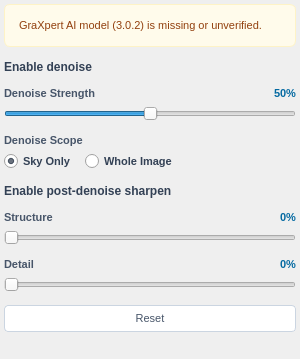
This is src/startrails/ui/step_finish_starless.ui in gkyle/startrails as Qt 5 draws it before an edit. The edited form follows.
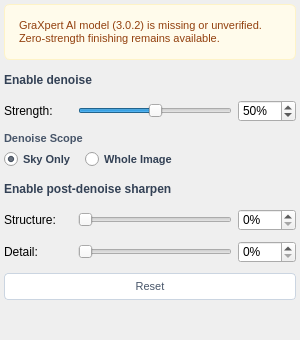
This is the edited form. Icons and pictures are not drawn. Custom widgets are drawn as their Qt base class.

Diff of the .ui file:
```diff
--- a/src/startrails/ui/step_finish_starless.ui
+++ b/src/startrails/ui/step_finish_starless.ui
@@ -22,16 +22,11 @@
     font-size: 11px;
     line-height: 1.3;
 }
-QLabel#lbl_strength_title, QLabel#lbl_scope_title, QLabel#lbl_structure_title, QLabel#lbl_detail_title {
+QLabel#lbl_scope_title {
     font-size: 11px;
     font-weight: 600;
     color: #475569;
 }
-QLabel#lbl_strength_value, QLabel#lbl_structure_value, QLabel#lbl_detail_value {
-    font-size: 11px;
-    font-weight: 600;
-    color: #0369a1;
-}
 QRadioButton {
     font-size: 11px;
     color: #334155;
@@ -183,49 +178,46 @@
     </layout>
    </item>
    <item>
-    <widget class="QWidget" name="strength_container" native="true">
-     <layout class="QVBoxLayout" name="strength_layout">
+    <layout class="QHBoxLayout" name="strength_row">
       <property name="spacing">
-       <number>4</number>
-      </property>
-      <property name="leftMargin">
-       <number>0</number>
-      </property>
-      <property name="topMargin">
-       <number>0</number>
-      </property>
-      <property name="rightMargin">
-       <number>0</number>
-      </property>
-      <property name="bottomMargin">
-       <number>0</number>
-      </property>
-      <item>
-       <layout class="QHBoxLayout" name="header_layout">
+      <number>6</number>
+     </property>
         <item>
          <widget class="QLabel" name="lbl_strength_title">
-          <property name="text">
-           <string>Denoise Strength</string>
-          </property>
-         </widget>
-        </item>
-        <item>
-         <widget class="QLabel" name="lbl_strength_value">
+       <property name="minimumSize">
+        <size>
+         <width>68</width>
+         <height>0</height>
+        </size>
+       </property>
+       <property name="maximumSize">
+        <size>
+         <width>68</width>
+         <height>16777215</height>
+        </size>
+       </property>
           <property name="text">
-           <string>50%</string>
-          </property>
-          <property name="alignment">
-           <set>Qt::AlignmentFlag::AlignRight|Qt::AlignmentFlag::AlignTrailing|Qt::AlignmentFlag::AlignVCenter</set>
-          </property>
-         </widget>
-        </item>
-       </layout>
+        <string>Strength:</string>
+       </property>
+       <property name="buddy">
+        <cstring>spin_strength</cstring>
+       </property>
+      </widget>
       </item>
       <item>
        <widget class="QSlider" name="slider_strength">
+       <property name="minimumSize">
+        <size>
+         <width>60</width>
+         <height>0</height>
+        </size>
+       </property>
         <property name="orientation">
          <enum>Qt::Orientation::Horizontal</enum>
         </property>
+       <property name="minimum">
+        <number>0</number>
+       </property>
         <property name="maximum">
          <number>100</number>
         </property>
@@ -243,8 +235,38 @@
         </property>
        </widget>
       </item>
-     </layout>
-    </widget>
+     <item>
+      <widget class="QSpinBox" name="spin_strength">
+       <property name="maximumSize">
+        <size>
+         <width>62</width>
+         <height>16777215</height>
+        </size>
+       </property>
+       <property name="accessibleName">
+        <string>Denoise strength</string>
+       </property>
+       <property name="styleSheet">
+        <string notr="true"/>
+       </property>
+       <property name="suffix">
+        <string>%</string>
+       </property>
+       <property name="minimum">
+        <number>0</number>
+       </property>
+       <property name="maximum">
+        <number>100</number>
+       </property>
+       <property name="singleStep">
+        <number>1</number>
+       </property>
+       <property name="value">
+        <number>50</number>
+       </property>
+      </widget>
+     </item>
+    </layout>
    </item>
    <item>
     <widget class="QWidget" name="scope_container" native="true">
@@ -357,49 +379,46 @@
     </layout>
    </item>
    <item>
-    <widget class="QWidget" name="structure_container" native="true">
-     <layout class="QVBoxLayout" name="structure_layout">
+    <layout class="QHBoxLayout" name="structure_row">
       <property name="spacing">
-       <number>4</number>
-      </property>
-      <property name="leftMargin">
-       <number>0</number>
-      </property>
-      <property name="topMargin">
-       <number>0</number>
-      </property>
-      <property name="rightMargin">
-       <number>0</number>
-      </property>
-      <property name="bottomMargin">
-       <number>0</number>
-      </property>
-      <item>
-       <layout class="QHBoxLayout" name="structure_header_layout">
+      <number>6</number>
+     </property>
         <item>
          <widget class="QLabel" name="lbl_structure_title">
-          <property name="text">
-           <string>Structure</string>
-          </property>
-         </widget>
-        </item>
-        <item>
-         <widget class="QLabel" name="lbl_structure_value">
+       <property name="minimumSize">
+        <size>
+         <width>68</width>
+         <height>0</height>
+        </size>
+       </property>
+       <property name="maximumSize">
+        <size>
+         <width>68</width>
+         <height>16777215</height>
+        </size>
+       </property>
           <property name="text">
-           <string>0%</string>
-          </property>
-          <property name="alignment">
-           <set>Qt::AlignmentFlag::AlignRight|Qt::AlignmentFlag::AlignTrailing|Qt::AlignmentFlag::AlignVCenter</set>
-          </property>
-         </widget>
-        </item>
-       </layout>
+        <string>Structure:</string>
+       </property>
+       <property name="buddy">
+        <cstring>spin_structure</cstring>
+       </property>
+      </widget>
       </item>
       <item>
        <widget class="QSlider" name="slider_structure">
+       <property name="minimumSize">
+        <size>
+         <width>60</width>
+         <height>0</height>
+        </size>
+       </property>
         <property name="orientation">
          <enum>Qt::Orientation::Horizontal</enum>
         </property>
+       <property name="minimum">
+        <number>0</number>
+       </property>
         <property name="maximum">
          <number>100</number>
         </property>
@@ -417,53 +436,80 @@
         </property>
        </widget>
       </item>
-     </layout>
-    </widget>
+     <item>
+      <widget class="QSpinBox" name="spin_structure">
+       <property name="maximumSize">
+        <size>
+         <width>62</width>
+         <height>16777215</height>
+        </size>
+       </property>
+       <property name="accessibleName">
+        <string>Structure</string>
+       </property>
+       <property name="styleSheet">
+        <string notr="true"/>
+       </property>
+       <property name="suffix">
+        <string>%</string>
+       </property>
+       <property name="minimum">
+        <number>0</number>
+       </property>
+       <property name="maximum">
+        <number>100</number>
+       </property>
+       <property name="singleStep">
+        <number>1</number>
+       </property>
+       <property name="value">
+        <number>0</number>
+       </property>
+      </widget>
+     </item>
+    </layout>
    </item>
    <item>
-    <widget class="QWidget" name="detail_container" native="true">
-     <layout class="QVBoxLayout" name="detail_layout">
+    <layout class="QHBoxLayout" name="detail_row">
       <property name="spacing">
-       <number>4</number>
-      </property>
-      <property name="leftMargin">
-       <number>0</number>
-      </property>
-      <property name="topMargin">
-       <number>0</number>
-      </property>
-      <property name="rightMargin">
-       <number>0</number>
-      </property>
-      <property name="bottomMargin">
-       <number>0</number>
-      </property>
-      <item>
-       <layout class="QHBoxLayout" name="detail_header_layout">
+      <number>6</number>
+     </property>
         <item>
          <widget class="QLabel" name="lbl_detail_title">
-          <property name="text">
-           <string>Detail</string>
-          </property>
-         </widget>
-        </item>
-        <item>
-         <widget class="QLabel" name="lbl_detail_value">
+       <property name="minimumSize">
+        <size>
+         <width>68</width>
+         <height>0</height>
+        </size>
+       </property>
+       <property name="maximumSize">
+        <size>
+         <width>68</width>
+         <height>16777215</height>
+        </size>
+       </property>
           <property name="text">
-           <string>0%</string>
-          </property>
-          <property name="alignment">
-           <set>Qt::AlignmentFlag::AlignRight|Qt::AlignmentFlag::AlignTrailing|Qt::AlignmentFlag::AlignVCenter</set>
-          </property>
-         </widget>
-        </item>
-       </layout>
+        <string>Detail:</string>
+       </property>
+       <property name="buddy">
+        <cstring>spin_detail</cstring>
+       </property>
+      </widget>
       </item>
       <item>
        <widget class="QSlider" name="slider_detail">
+       <property name="minimumSize">
+        <size>
+         <width>60</width>
+         <height>0</height>
+        </size>
+       </property>
         <property name="orientation">
          <enum>Qt::Orientation::Horizontal</enum>
         </property>
+       <property name="minimum">
+        <number>0</number>
+       </property>
         <property name="maximum">
          <number>100</number>
         </property>
@@ -481,8 +527,38 @@
         </property>
        </widget>
       </item>
-     </layout>
-    </widget>
+     <item>
+      <widget class="QSpinBox" name="spin_detail">
+       <property name="maximumSize">
+        <size>
+         <width>62</width>
+         <height>16777215</height>
+        </size>
+       </property>
+       <property name="accessibleName">
+        <string>Detail</string>
+       </property>
+       <property name="styleSheet">
+        <string notr="true"/>
+       </property>
+       <property name="suffix">
+        <string>%</string>
+       </property>
+       <property name="minimum">
+        <number>0</number>
+       </property>
+       <property name="maximum">
+        <number>100</number>
+       </property>
+       <property name="singleStep">
+        <number>1</number>
+       </property>
+       <property name="value">
+        <number>0</number>
+       </property>
+      </widget>
+     </item>
+    </layout>
    </item>
    <item>
     <layout class="QHBoxLayout" name="action_layout">
```
Lines whose indentation alone changed are shown as unchanged.
